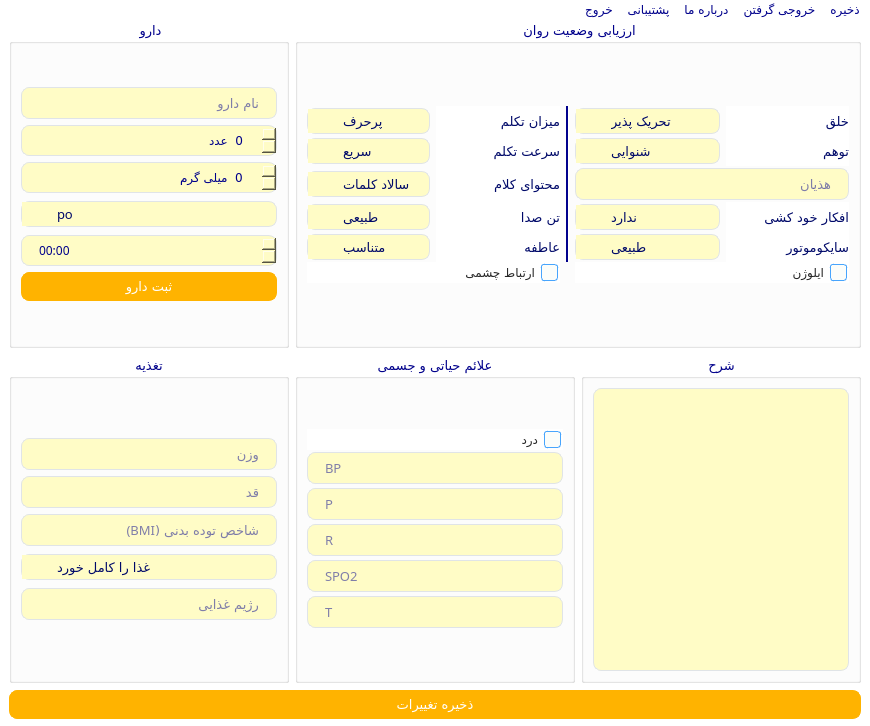
Above: ui/gozaresh.ui from hackamer/Rava before the change. Below: the same form after it.
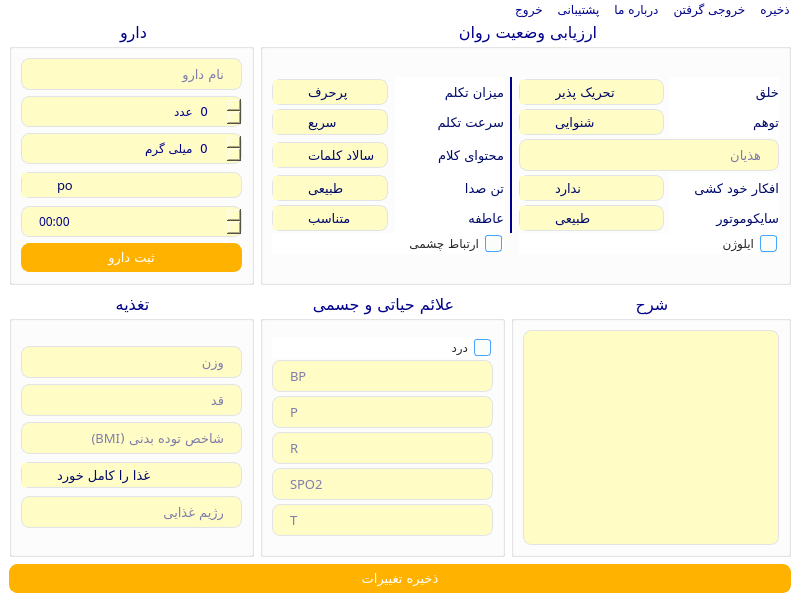
That is the form after the change. Icons and pictures are not drawn.

```diff
--- a/ui/gozaresh.ui
+++ b/ui/gozaresh.ui
@@ -6,8 +6,8 @@
    <rect>
     <x>0</x>
     <y>0</y>
-    <width>870</width>
-    <height>726</height>
+    <width>800</width>
+    <height>600</height>
    </rect>
   </property>
   <property name="windowTitle">
@@ -139,7 +139,7 @@
   background-color: rgb(255, 252, 198);
 }
  QGroupBox{
-  font: 10pt ;
+  font-size:12pt;
 }
 
 QComboBox {
@@ -321,8 +321,8 @@
        <widget class="QGroupBox" name="grp_nutrition">
         <property name="font">
          <font>
-          <family>Vazirmatn</family>
-          <pointsize>10</pointsize>
+          <family>IRANYekanXFaNum ExtraBold</family>
+          <pointsize>12</pointsize>
           <weight>50</weight>
           <italic>false</italic>
           <bold>false</bold>
@@ -341,11 +341,12 @@
             <widget class="QComboBox" name="cbx_eat">
              <property name="font">
               <font>
-               <family>Vazirmatn</family>
+               <family>IRANYekanXFaNum</family>
                <pointsize>10</pointsize>
                <weight>50</weight>
                <italic>false</italic>
                <bold>false</bold>
+               <kerning>false</kerning>
               </font>
              </property>
              <property name="layoutDirection">
@@ -549,11 +550,12 @@
              </property>
              <property name="font">
               <font>
-               <family>Vazirmatn</family>
+               <family>IRANYekanXFaNum</family>
                <pointsize>10</pointsize>
                <weight>50</weight>
                <italic>false</italic>
                <bold>false</bold>
+               <kerning>false</kerning>
               </font>
              </property>
              <property name="placeholderText">
@@ -737,11 +739,12 @@
              </property>
              <property name="font">
               <font>
-               <family>Vazirmatn</family>
+               <family>IRANYekanXFaNum</family>
                <pointsize>10</pointsize>
                <weight>50</weight>
                <italic>false</italic>
                <bold>false</bold>
+               <kerning>false</kerning>
               </font>
              </property>
              <property name="placeholderText">
@@ -925,11 +928,12 @@
              </property>
              <property name="font">
               <font>
-               <family>Vazirmatn</family>
+               <family>IRANYekanXFaNum</family>
                <pointsize>10</pointsize>
                <weight>50</weight>
                <italic>false</italic>
                <bold>false</bold>
+               <kerning>false</kerning>
               </font>
              </property>
              <property name="styleSheet">
@@ -1119,11 +1123,12 @@
              </property>
              <property name="font">
               <font>
-               <family>Vazirmatn</family>
+               <family>IRANYekanXFaNum</family>
                <pointsize>10</pointsize>
                <weight>50</weight>
                <italic>false</italic>
                <bold>false</bold>
+               <kerning>false</kerning>
               </font>
              </property>
              <property name="placeholderText">
@@ -1140,8 +1145,8 @@
        <widget class="QGroupBox" name="grp_vitalsings">
         <property name="font">
          <font>
-          <family>Vazirmatn</family>
-          <pointsize>10</pointsize>
+          <family>IRANYekanXFaNum ExtraBold</family>
+          <pointsize>12</pointsize>
           <weight>50</weight>
           <italic>false</italic>
           <bold>false</bold>
@@ -1335,11 +1340,12 @@
              </property>
              <property name="font">
               <font>
-               <family>Vazirmatn</family>
+               <family>IRANYekanXFaNum</family>
                <pointsize>10</pointsize>
                <weight>50</weight>
                <italic>false</italic>
                <bold>false</bold>
+               <kerning>false</kerning>
               </font>
              </property>
              <property name="styleSheet">
@@ -1526,11 +1532,12 @@
              </property>
              <property name="font">
               <font>
-               <family>Vazirmatn</family>
+               <family>IRANYekanXFaNum</family>
                <pointsize>10</pointsize>
                <weight>50</weight>
                <italic>false</italic>
                <bold>false</bold>
+               <kerning>false</kerning>
               </font>
              </property>
              <property name="styleSheet">
@@ -1717,11 +1724,12 @@
              </property>
              <property name="font">
               <font>
-               <family>Vazirmatn</family>
+               <family>IRANYekanXFaNum</family>
                <pointsize>10</pointsize>
                <weight>50</weight>
                <italic>false</italic>
                <bold>false</bold>
+               <kerning>false</kerning>
               </font>
              </property>
              <property name="styleSheet">
@@ -1908,11 +1916,12 @@
              </property>
              <property name="font">
               <font>
-               <family>Vazirmatn</family>
+               <family>IRANYekanXFaNum</family>
                <pointsize>10</pointsize>
                <weight>50</weight>
                <italic>false</italic>
                <bold>false</bold>
+               <kerning>false</kerning>
               </font>
              </property>
              <property name="styleSheet">
@@ -2099,11 +2108,12 @@
              </property>
              <property name="font">
               <font>
-               <family>Vazirmatn</family>
+               <family>IRANYekanXFaNum</family>
                <pointsize>10</pointsize>
                <weight>50</weight>
                <italic>false</italic>
                <bold>false</bold>
+               <kerning>false</kerning>
               </font>
              </property>
              <property name="styleSheet">
@@ -2118,8 +2128,9 @@
             <widget class="QCheckBox" name="che_pain">
              <property name="font">
               <font>
-               <family>Vazirmatn</family>
+               <family>IRANYekanXFaNum</family>
                <pointsize>9</pointsize>
+               <kerning>false</kerning>
               </font>
              </property>
              <property name="layoutDirection">
@@ -2139,8 +2150,8 @@
        <widget class="QGroupBox" name="grp_medicine">
         <property name="font">
          <font>
-          <family>Vazirmatn</family>
-          <pointsize>10</pointsize>
+          <family>IRANYekanXFaNum ExtraBold</family>
+          <pointsize>12</pointsize>
           <weight>50</weight>
           <italic>false</italic>
           <bold>false</bold>
@@ -2331,7 +2342,8 @@
              </property>
              <property name="font">
               <font>
-               <family>Vazirmatn</family>
+               <family>IRANYekanXFaNum</family>
+               <kerning>false</kerning>
               </font>
              </property>
              <property name="styleSheet">
@@ -2530,7 +2542,8 @@
              </property>
              <property name="font">
               <font>
-               <family>Vazirmatn</family>
+               <family>IRANYekanXFaNum</family>
+               <kerning>false</kerning>
               </font>
              </property>
              <property name="suffix">
@@ -2542,11 +2555,12 @@
             <widget class="QComboBox" name="cbb_type">
              <property name="font">
               <font>
-               <family>Vazirmatn</family>
+               <family>IRANYekanXFaNum</family>
                <pointsize>10</pointsize>
                <weight>50</weight>
                <italic>false</italic>
                <bold>false</bold>
+               <kerning>false</kerning>
               </font>
              </property>
              <property name="layoutDirection">
@@ -2763,7 +2777,8 @@
              </property>
              <property name="font">
               <font>
-               <family>Vazirmatn</family>
+               <family>IRANYekanXFaNum</family>
+               <kerning>false</kerning>
               </font>
              </property>
              <property name="styleSheet">
@@ -2796,11 +2811,12 @@
             <widget class="QPushButton" name="btn_savemedicine">
              <property name="font">
               <font>
-               <family>Vazirmatn</family>
+               <family>IRANYekanXFaNum</family>
                <pointsize>10</pointsize>
                <weight>50</weight>
                <italic>false</italic>
                <bold>false</bold>
+               <kerning>false</kerning>
               </font>
              </property>
              <property name="text">
@@ -2990,11 +3006,12 @@
              </property>
              <property name="font">
               <font>
-               <family>Vazirmatn</family>
+               <family>IRANYekanXFaNum</family>
                <pointsize>10</pointsize>
                <weight>50</weight>
                <italic>false</italic>
                <bold>false</bold>
+               <kerning>false</kerning>
               </font>
              </property>
              <property name="placeholderText">
@@ -3011,11 +3028,12 @@
        <widget class="QGroupBox" name="grp_moredetails">
         <property name="font">
          <font>
-          <family>Vazirmatn</family>
-          <pointsize>10</pointsize>
+          <family>IRANYekanXFaNum ExtraBold</family>
+          <pointsize>12</pointsize>
           <weight>50</weight>
           <italic>false</italic>
           <bold>false</bold>
+          <kerning>false</kerning>
          </font>
         </property>
         <property name="title">
@@ -3210,11 +3228,12 @@
            </property>
            <property name="font">
             <font>
-             <family>Vazirmatn</family>
+             <family>IRANYekanXFaNum</family>
              <pointsize>12</pointsize>
              <weight>50</weight>
              <italic>false</italic>
              <bold>false</bold>
+             <kerning>false</kerning>
             </font>
            </property>
           </widget>
@@ -3226,8 +3245,8 @@
        <widget class="QGroupBox" name="grp_stateofmind">
         <property name="font">
          <font>
-          <family>Vazirmatn</family>
-          <pointsize>10</pointsize>
+          <family>IRANYekanXFaNum ExtraBold</family>
+          <pointsize>12</pointsize>
           <weight>50</weight>
           <italic>false</italic>
           <bold>false</bold>
@@ -3267,11 +3286,12 @@
             <widget class="QLabel" name="lbl_contentspeech">
              <property name="font">
               <font>
-               <family>Vazirmatn</family>
+               <family>IRANYekanXFaNum</family>
                <pointsize>10</pointsize>
                <weight>50</weight>
                <italic>false</italic>
                <bold>false</bold>
+               <kerning>false</kerning>
               </font>
              </property>
              <property name="text">
@@ -3283,11 +3303,12 @@
             <widget class="QLabel" name="lbl_speedspeech">
              <property name="font">
               <font>
-               <family>Vazirmatn</family>
+               <family>IRANYekanXFaNum</family>
                <pointsize>10</pointsize>
                <weight>50</weight>
                <italic>false</italic>
                <bold>false</bold>
+               <kerning>false</kerning>
               </font>
              </property>
              <property name="text">
@@ -3299,11 +3320,12 @@
             <widget class="QLabel" name="lbl_mood">
              <property name="font">
               <font>
-               <family>Vazirmatn</family>
+               <family>IRANYekanXFaNum</family>
                <pointsize>10</pointsize>
                <weight>50</weight>
                <italic>false</italic>
                <bold>false</bold>
+               <kerning>false</kerning>
               </font>
              </property>
              <property name="styleSheet">
@@ -3318,11 +3340,12 @@
             <widget class="QComboBox" name="cbx_ratespeech">
              <property name="font">
               <font>
-               <family>Vazirmatn</family>
+               <family>IRANYekanXFaNum</family>
                <pointsize>10</pointsize>
                <weight>50</weight>
                <italic>false</italic>
                <bold>false</bold>
+               <kerning>false</kerning>
               </font>
              </property>
              <property name="layoutDirection">
@@ -3357,11 +3380,12 @@
             <widget class="QLabel" name="lbl_Illusion">
              <property name="font">
               <font>
-               <family>Vazirmatn</family>
+               <family>IRANYekanXFaNum</family>
                <pointsize>10</pointsize>
                <weight>50</weight>
                <italic>false</italic>
                <bold>false</bold>
+               <kerning>false</kerning>
               </font>
              </property>
              <property name="text">
@@ -3373,11 +3397,12 @@
             <widget class="QLabel" name="lbl_ratespeech">
              <property name="font">
               <font>
-               <family>Vazirmatn</family>
+               <family>IRANYekanXFaNum</family>
                <pointsize>10</pointsize>
                <weight>50</weight>
                <italic>false</italic>
                <bold>false</bold>
+               <kerning>false</kerning>
               </font>
              </property>
              <property name="text">
@@ -3389,11 +3414,12 @@
             <widget class="QComboBox" name="cbx_mood">
              <property name="font">
               <font>
-               <family>Vazirmatn</family>
+               <family>IRANYekanXFaNum</family>
                <pointsize>10</pointsize>
                <weight>50</weight>
                <italic>false</italic>
                <bold>false</bold>
+               <kerning>false</kerning>
               </font>
              </property>
              <property name="layoutDirection">
@@ -3605,11 +3631,12 @@
              </property>
              <property name="font">
               <font>
-               <family>Vazirmatn</family>
+               <family>IRANYekanXFaNum</family>
                <pointsize>10</pointsize>
                <weight>50</weight>
                <italic>false</italic>
                <bold>false</bold>
+               <kerning>false</kerning>
               </font>
              </property>
              <property name="styleSheet">
@@ -3624,11 +3651,12 @@
             <widget class="QComboBox" name="cbx_Illusion">
              <property name="font">
               <font>
-               <family>Vazirmatn</family>
+               <family>IRANYekanXFaNum</family>
                <pointsize>10</pointsize>
                <weight>50</weight>
                <italic>false</italic>
                <bold>false</bold>
+               <kerning>false</kerning>
               </font>
              </property>
              <property name="layoutDirection">
@@ -3663,11 +3691,12 @@
             <widget class="QComboBox" name="cbx_speedspeech">
              <property name="font">
               <font>
-               <family>Vazirmatn</family>
+               <family>IRANYekanXFaNum</family>
                <pointsize>10</pointsize>
                <weight>50</weight>
                <italic>false</italic>
                <bold>false</bold>
+               <kerning>false</kerning>
               </font>
              </property>
              <property name="layoutDirection">
@@ -3702,11 +3731,12 @@
             <widget class="QLabel" name="lbl_psychomotor">
              <property name="font">
               <font>
-               <family>Vazirmatn</family>
+               <family>IRANYekanXFaNum</family>
                <pointsize>10</pointsize>
                <weight>50</weight>
                <italic>false</italic>
                <bold>false</bold>
+               <kerning>false</kerning>
               </font>
              </property>
              <property name="text">
@@ -3718,11 +3748,12 @@
             <widget class="QLabel" name="lbl_suicidalthoughts">
              <property name="font">
               <font>
-               <family>Vazirmatn</family>
+               <family>IRANYekanXFaNum</family>
                <pointsize>10</pointsize>
                <weight>50</weight>
                <italic>false</italic>
                <bold>false</bold>
+               <kerning>false</kerning>
               </font>
              </property>
              <property name="text">
@@ -3734,11 +3765,12 @@
             <widget class="QComboBox" name="cbx_psychomotor">
              <property name="font">
               <font>
-               <family>Vazirmatn</family>
+               <family>IRANYekanXFaNum</family>
                <pointsize>10</pointsize>
                <weight>50</weight>
                <italic>false</italic>
                <bold>false</bold>
+               <kerning>false</kerning>
               </font>
              </property>
              <property name="layoutDirection">
@@ -3768,11 +3800,12 @@
             <widget class="QLabel" name="lbl_affection">
              <property name="font">
               <font>
-               <family>Vazirmatn</family>
+               <family>IRANYekanXFaNum</family>
                <pointsize>10</pointsize>
                <weight>50</weight>
                <italic>false</italic>
                <bold>false</bold>
+               <kerning>false</kerning>
               </font>
              </property>
              <property name="text">
@@ -3784,11 +3817,12 @@
             <widget class="QLabel" name="lbl_tonespeech">
              <property name="font">
               <font>
-               <family>Vazirmatn</family>
+               <family>IRANYekanXFaNum</family>
                <pointsize>10</pointsize>
                <weight>50</weight>
                <italic>false</italic>
                <bold>false</bold>
+               <kerning>false</kerning>
               </font>
              </property>
              <property name="text">
@@ -3800,11 +3834,12 @@
             <widget class="QComboBox" name="cbx_suicidalthoughts">
              <property name="font">
               <font>
-               <family>Vazirmatn</family>
+               <family>IRANYekanXFaNum</family>
                <pointsize>10</pointsize>
                <weight>50</weight>
                <italic>false</italic>
                <bold>false</bold>
+               <kerning>false</kerning>
               </font>
              </property>
              <property name="layoutDirection">
@@ -3834,11 +3869,12 @@
             <widget class="QComboBox" name="cbx_tonespeech">
              <property name="font">
               <font>
-               <family>Vazirmatn</family>
+               <family>IRANYekanXFaNum</family>
                <pointsize>10</pointsize>
                <weight>50</weight>
                <italic>false</italic>
                <bold>false</bold>
+               <kerning>false</kerning>
               </font>
              </property>
              <property name="layoutDirection">
@@ -3873,11 +3909,12 @@
             <widget class="QComboBox" name="cbx_affection">
              <property name="font">
               <font>
-               <family>Vazirmatn</family>
+               <family>IRANYekanXFaNum</family>
                <pointsize>10</pointsize>
                <weight>50</weight>
                <italic>false</italic>
                <bold>false</bold>
+               <kerning>false</kerning>
               </font>
              </property>
              <property name="layoutDirection">
@@ -4079,8 +4116,9 @@
              </property>
              <property name="font">
               <font>
-               <family>Vazirmatn</family>
+               <family>IRANYekanXFaNum</family>
                <pointsize>9</pointsize>
+               <kerning>false</kerning>
               </font>
              </property>
              <property name="layoutDirection">
@@ -4267,8 +4305,9 @@
              </property>
              <property name="font">
               <font>
-               <family>Vazirmatn</family>
+               <family>IRANYekanXFaNum</family>
                <pointsize>9</pointsize>
+               <kerning>false</kerning>
               </font>
              </property>
              <property name="layoutDirection">
@@ -4283,11 +4322,12 @@
             <widget class="QComboBox" name="cbx_contentspeech">
              <property name="font">
               <font>
-               <family>Vazirmatn</family>
+               <family>IRANYekanXFaNum</family>
                <pointsize>10</pointsize>
                <weight>50</weight>
                <italic>false</italic>
                <bold>false</bold>
+               <kerning>false</kerning>
               </font>
              </property>
              <property name="layoutDirection">
@@ -4332,7 +4372,8 @@
              </property>
              <property name="font">
               <font>
-               <family>Vazirmatn</family>
+               <family>IRANYekanXFaNum</family>
+               <kerning>false</kerning>
               </font>
              </property>
              <property name="frameShadow">
@@ -4358,11 +4399,12 @@
        <widget class="QPushButton" name="btn_save">
         <property name="font">
          <font>
-          <family>Vazirmatn</family>
+          <family>IRANYekanXFaNum</family>
           <pointsize>10</pointsize>
           <weight>50</weight>
           <italic>false</italic>
           <bold>false</bold>
+          <kerning>false</kerning>
          </font>
         </property>
         <property name="text">
@@ -4379,13 +4421,13 @@
     <rect>
      <x>0</x>
      <y>0</y>
-     <width>870</width>
-     <height>27</height>
+     <width>800</width>
+     <height>20</height>
     </rect>
    </property>
    <property name="font">
     <font>
-     <family>Vazirmatn</family>
+     <family>IRANYekanXFaNum</family>
     </font>
    </property>
    <property name="layoutDirection">
@@ -4439,7 +4481,7 @@
    <widget class="QMenu" name="menu_6">
     <property name="font">
      <font>
-      <family>Vazirmatn</family>
+      <family>IRANYekanXFaNum</family>
      </font>
     </property>
     <property name="styleSheet">
```
Left out of the diff: 6 changed lines with no effect on the pictures.
